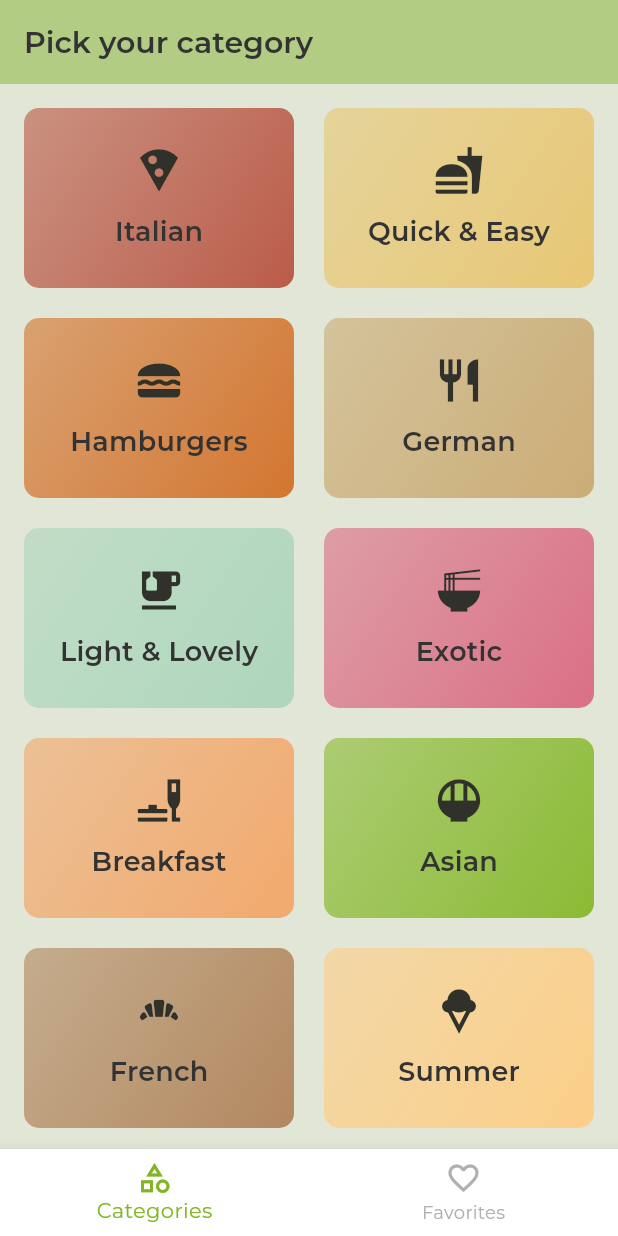
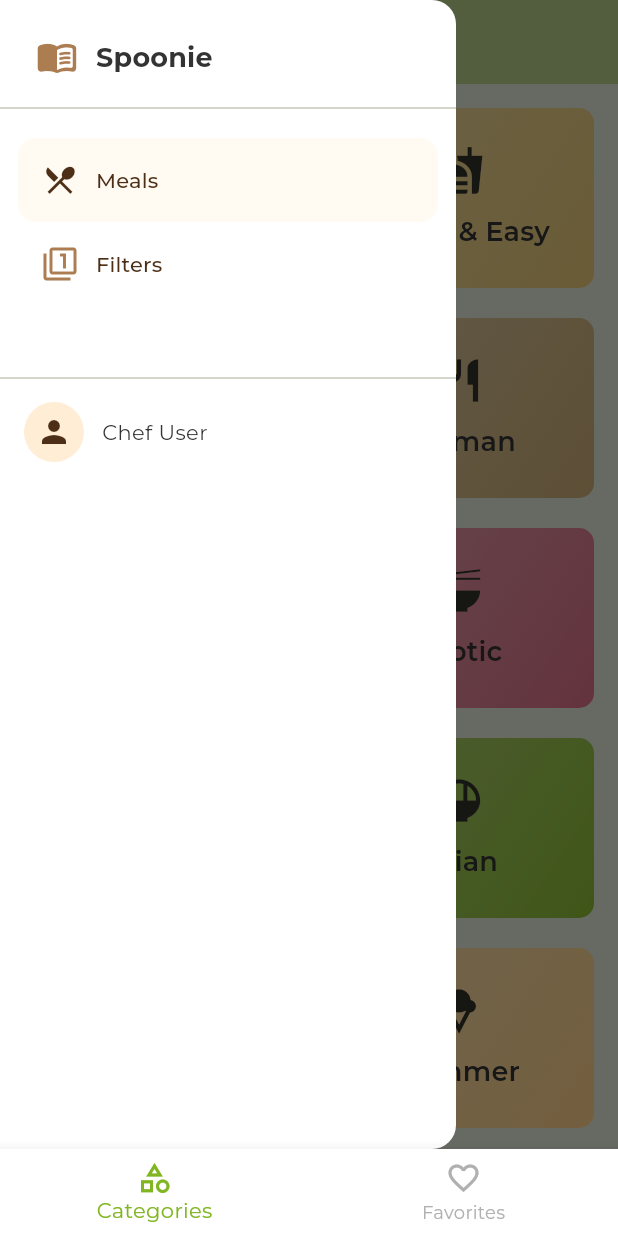
Before and after one commit to Anndderssonn/Spoonie, a Flutter app: the screen it shows after launch, with the side drawer open (before the commit the screen has no drawer), on a phone screen of 412 x 824 dp. Run offline on Flutter 3.47's test engine with Material 3 defaults, Android fonts, the phone set to English and light mode, and no system bars; our stand-ins replace flutter_riverpod, go_router, google_fonts, transparent_image.

Commit message:
feat: Add Sidebar menu

```diff
--- /dev/null
+++ b/lib/config/menu/menu_items.dart
@@ -0,0 +1,30 @@
+import 'package:flutter/material.dart';
+
+class MenuItems {
+  final String title;
+  final String subTitle;
+  final String link;
+  final IconData icon;
+
+  const MenuItems({
+    required this.title,
+    required this.subTitle,
+    required this.link,
+    required this.icon,
+  });
+}
+
+const appMenuItems = <MenuItems>[
+  MenuItems(
+    title: 'Meals',
+    subTitle: 'Select your favorite category',
+    link: '/meals',
+    icon: Icons.restaurant_menu_outlined,
+  ),
+  MenuItems(
+    title: 'Filters',
+    subTitle: 'Search your favorite meal',
+    link: '/filters',
+    icon: Icons.filter_1_outlined,
+  ),
+];
--- a/lib/presentation/screens/categories/categories_screen.dart
+++ b/lib/presentation/screens/categories/categories_screen.dart
@@ -24,12 +24,14 @@ class CategoriesScreenState extends ConsumerState<CategoriesScreen> {
   @override
   Widget build(BuildContext context) {
     final categories = ref.watch(categoriesProvider);
+    final homeScaffoldKey = GlobalKey<ScaffoldState>();
 
     if (categories.isEmpty) {
       return Loading();
     }
 
     return Scaffold(
+      key: homeScaffoldKey,
       appBar: AppBar(title: const Text('Pick your category')),
       body: GridView.builder(
         padding: const EdgeInsets.all(16),
@@ -44,6 +46,7 @@ class CategoriesScreenState extends ConsumerState<CategoriesScreen> {
           return CategoryGridItem(category: categories[index]);
         },
       ),
+      drawer: SideMenu(homeScaffoldKey: homeScaffoldKey),
     );
   }
 }
--- /dev/null
+++ b/lib/presentation/widgets/shared/side_menu.dart
@@ -0,0 +1,116 @@
+import 'package:flutter/material.dart';
+import 'package:go_router/go_router.dart';
+import 'package:spoonie/config/menu/menu_items.dart';
+
+class SideMenu extends StatefulWidget {
+  final GlobalKey<ScaffoldState> homeScaffoldKey;
+
+  const SideMenu({super.key, required this.homeScaffoldKey});
+
+  @override
+  State<SideMenu> createState() => _SideMenuState();
+}
+
+class _SideMenuState extends State<SideMenu> {
+  int navDrawerIndex = 0;
+
+  @override
+  Widget build(BuildContext context) {
+    final colors = Theme.of(context).colorScheme;
+
+    return NavigationDrawer(
+      selectedIndex: navDrawerIndex,
+      onDestinationSelected: (index) {
+        setState(() => navDrawerIndex = index);
+        final menuItem = appMenuItems[index];
+        context.push(menuItem.link);
+        widget.homeScaffoldKey.currentState?.closeDrawer();
+      },
+      backgroundColor: colors.surface,
+      indicatorColor: colors.secondaryContainer.withAlpha((0.3 * 255).toInt()),
+      indicatorShape: RoundedRectangleBorder(
+        borderRadius: BorderRadius.circular(12),
+      ),
+      surfaceTintColor: Colors.transparent,
+      children: [
+        const _CustomHeaderSideBar(),
+        const Divider(),
+        const SizedBox(height: 12),
+        ...appMenuItems.map(
+          (item) => NavigationDrawerDestination(
+            icon: Icon(item.icon, color: colors.secondary),
+            selectedIcon: Icon(item.icon, color: colors.onSecondaryContainer),
+            label: Text(
+              item.title,
+              style: TextStyle(color: colors.onSecondaryContainer),
+            ),
+          ),
+        ),
+        const SizedBox(height: 40),
+        Divider(),
+        Align(
+          alignment: Alignment.bottomLeft,
+          child: const _CustomProfileSideBar(),
+        ),
+      ],
+    );
+  }
+}
+
+class _CustomProfileSideBar extends StatelessWidget {
+  const _CustomProfileSideBar();
+
+  @override
+  Widget build(BuildContext context) {
+    final colors = Theme.of(context).colorScheme;
+    final textStyles = Theme.of(context).textTheme;
+
+    return Padding(
+      padding: const EdgeInsets.fromLTRB(16, 8, 16, 20),
+      child: Row(
+        children: [
+          CircleAvatar(
+            backgroundColor: colors.secondaryContainer,
+            radius: 20,
+            child: Icon(Icons.person, color: colors.onSecondaryContainer),
+          ),
+          const SizedBox(width: 12),
+          Expanded(
+            child: Text(
+              'Chef User',
+              overflow: TextOverflow.ellipsis,
+              style: textStyles.bodyMedium?.copyWith(color: colors.onSurface),
+            ),
+          ),
+        ],
+      ),
+    );
+  }
+}
+
+class _CustomHeaderSideBar extends StatelessWidget {
+  const _CustomHeaderSideBar();
+
+  @override
+  Widget build(BuildContext context) {
+    final colors = Theme.of(context).colorScheme;
+    final textStyles = Theme.of(context).textTheme;
+
+    return Padding(
+      padding: const EdgeInsets.fromLTRB(24, 24, 24, 12),
+      child: Row(
+        children: [
+          Icon(Icons.menu_book_rounded, color: colors.secondary, size: 28),
+          const SizedBox(width: 12),
+          Text(
+            'Spoonie',
+            style: textStyles.titleMedium?.copyWith(
+              fontWeight: FontWeight.bold,
+              color: colors.onSurface,
+            ),
+          ),
+        ],
+      ),
+    );
+  }
+}
--- a/lib/presentation/widgets/widgets.dart
+++ b/lib/presentation/widgets/widgets.dart
@@ -4,3 +4,4 @@ export 'meals/meal_item_trait.dart';
 export 'shared/custom_appbar.dart';
 export 'shared/custom_bottom_navigation.dart';
 export 'shared/loading.dart';
+export 'shared/side_menu.dart';
```
Also changed, not shown: 3 other files.
